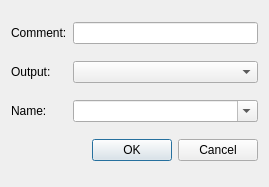
First picture: the form in program/coil.ui, repository mikeV02/WaltechCapstone, before the edit.
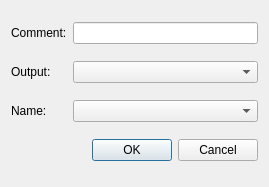
Second picture: the form after the edit.

Diff of the .ui file:
```diff
--- a/program/coil.ui
+++ b/program/coil.ui
@@ -43,7 +43,7 @@
    <item row="3" column="1">
     <widget class="QComboBox" name="comboBox_2">
      <property name="editable">
-      <bool>true</bool>
+      <bool>false</bool>
      </property>
     </widget>
    </item>
```
